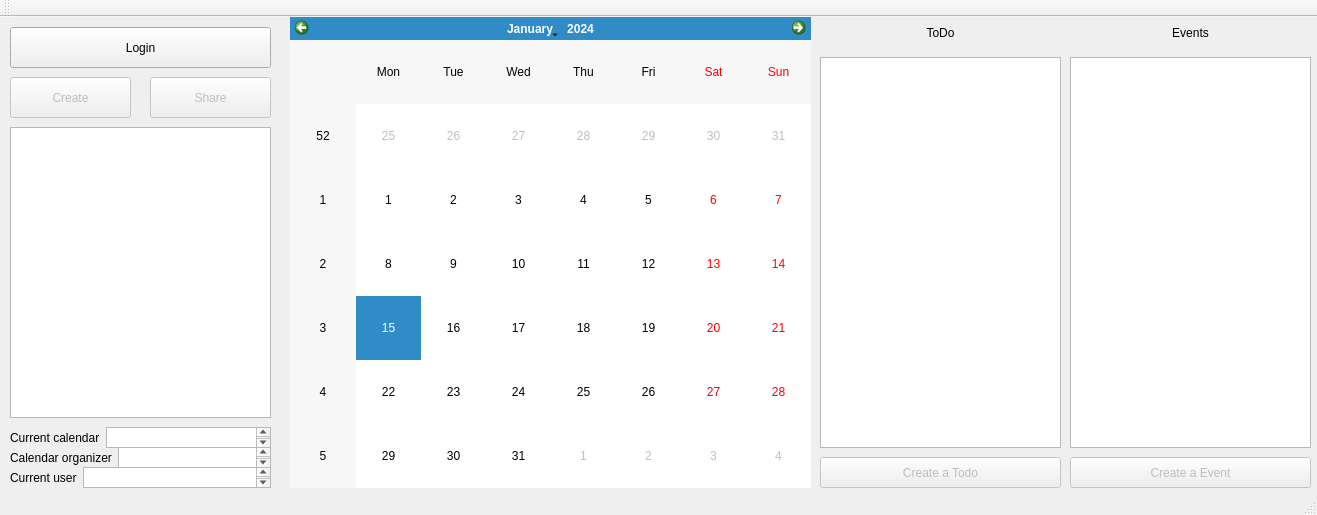
Old version of the form qtcreatorTest/Headers/mainwindow.ui in the repository piccirilloth/Calendar-and-To-Do-list-CalDav.
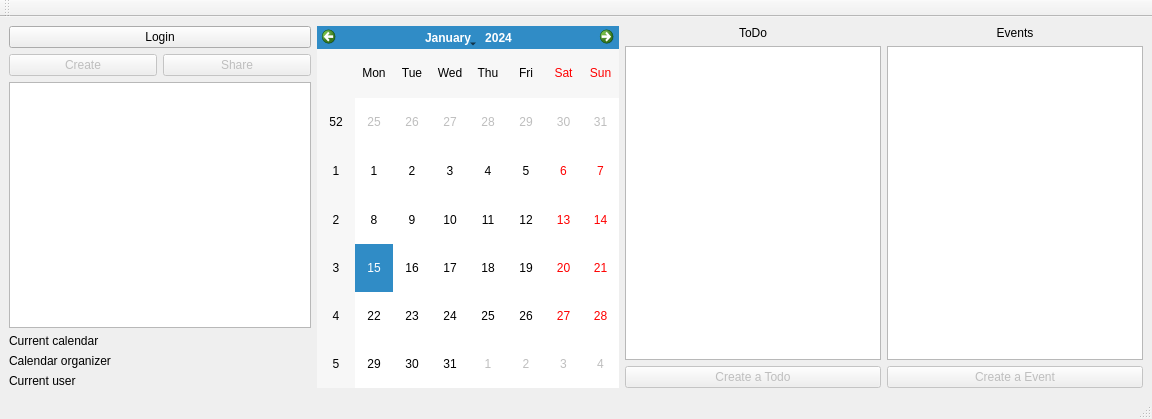
New version of the form.

Patch:
```diff
--- a/qtcreatorTest/Headers/mainwindow.ui
+++ b/qtcreatorTest/Headers/mainwindow.ui
@@ -6,53 +6,25 @@
    <rect>
     <x>0</x>
     <y>0</y>
-    <width>1317</width>
-    <height>515</height>
+    <width>1152</width>
+    <height>419</height>
    </rect>
   </property>
   <property name="windowTitle">
    <string>Calendar</string>
   </property>
   <widget class="QWidget" name="centralwidget">
-   <widget class="QCalendarWidget" name="calendarWidget">
-    <property name="geometry">
-     <rect>
-      <x>290</x>
-      <y>0</y>
-      <width>521</width>
-      <height>471</height>
-     </rect>
-    </property>
-   </widget>
-   <widget class="QListWidget" name="listWidget">
-    <property name="geometry">
-     <rect>
-      <x>820</x>
-      <y>40</y>
-      <width>241</width>
-      <height>391</height>
-     </rect>
-    </property>
-   </widget>
-   <widget class="QListWidget" name="listWidget_2">
-    <property name="geometry">
-     <rect>
-      <x>10</x>
-      <y>110</y>
-      <width>261</width>
-      <height>291</height>
-     </rect>
-    </property>
-   </widget>
+   <layout class="QHBoxLayout" name="horizontalLayout_7">
+    <item>
+     <layout class="QHBoxLayout" name="horizontalLayout_6">
+      <item>
+       <layout class="QVBoxLayout" name="verticalLayout_6">
+        <item>
+         <layout class="QVBoxLayout" name="verticalLayout_3">
+          <item>
+           <layout class="QVBoxLayout" name="verticalLayout_2">
+            <item>
    <widget class="QPushButton" name="loginButton">
-    <property name="geometry">
-     <rect>
-      <x>10</x>
-      <y>10</y>
-      <width>261</width>
-      <height>41</height>
-     </rect>
-    </property>
     <property name="styleSheet">
      <string notr="true">font: 87 14pt &quot;SF Pro&quot;;</string>
     </property>
@@ -60,18 +32,14 @@
      <string>Login</string>
     </property>
    </widget>
+            </item>
+            <item>
+             <layout class="QHBoxLayout" name="horizontalLayout_4">
+              <item>
    <widget class="QPushButton" name="createCalendarButton">
     <property name="enabled">
      <bool>false</bool>
     </property>
-    <property name="geometry">
-     <rect>
-      <x>10</x>
-      <y>60</y>
-      <width>121</width>
-      <height>41</height>
-     </rect>
-    </property>
     <property name="styleSheet">
      <string notr="true">font: 14pt &quot;Sans Serif&quot;;</string>
     </property>
@@ -82,25 +50,101 @@
      <bool>false</bool>
     </property>
    </widget>
-   <widget class="QListWidget" name="listWidget_Events">
-    <property name="geometry">
-     <rect>
-      <x>1070</x>
-      <y>40</y>
-      <width>241</width>
-      <height>391</height>
-     </rect>
-    </property>
-   </widget>
+              </item>
+              <item>
+               <widget class="QPushButton" name="shareCalendarButton">
+                <property name="enabled">
+                 <bool>false</bool>
+                </property>
+                <property name="styleSheet">
+                 <string notr="true">font: 14pt &quot;Sans Serif&quot;;</string>
+                </property>
+                <property name="text">
+                 <string>Share</string>
+                </property>
+                <property name="flat">
+                 <bool>false</bool>
+                </property>
+               </widget>
+              </item>
+             </layout>
+            </item>
+           </layout>
+          </item>
+          <item>
+           <widget class="QListWidget" name="listWidget_2"/>
+          </item>
+         </layout>
+        </item>
+        <item>
+         <layout class="QVBoxLayout" name="verticalLayout">
+          <item>
+           <layout class="QHBoxLayout" name="horizontalLayout">
+            <item>
+             <widget class="QLabel" name="label_3">
+              <property name="text">
+               <string>Current calendar</string>
+              </property>
+             </widget>
+            </item>
+            <item>
+             <widget class="QLabel" name="label_calendar">
+              <property name="text">
+               <string/>
+              </property>
+             </widget>
+            </item>
+           </layout>
+          </item>
+          <item>
+           <layout class="QHBoxLayout" name="horizontalLayout_3">
+            <item>
+             <widget class="QLabel" name="label_5">
+              <property name="text">
+               <string>Calendar organizer</string>
+              </property>
+             </widget>
+            </item>
+            <item>
+             <widget class="QLabel" name="label_organizer">
+              <property name="text">
+               <string/>
+              </property>
+             </widget>
+            </item>
+           </layout>
+          </item>
+          <item>
+           <layout class="QHBoxLayout" name="horizontalLayout_2">
+            <item>
+             <widget class="QLabel" name="label_4">
+              <property name="text">
+               <string>Current user</string>
+              </property>
+             </widget>
+            </item>
+            <item>
+             <widget class="QLabel" name="label_user">
+              <property name="text">
+               <string/>
+              </property>
+             </widget>
+            </item>
+           </layout>
+          </item>
+         </layout>
+        </item>
+       </layout>
+      </item>
+      <item>
+       <widget class="QCalendarWidget" name="calendarWidget"/>
+      </item>
+      <item>
+       <layout class="QHBoxLayout" name="horizontalLayout_5">
+        <item>
+         <layout class="QVBoxLayout" name="verticalLayout_4">
+          <item>
    <widget class="QLabel" name="label">
-    <property name="geometry">
-     <rect>
-      <x>820</x>
-      <y>0</y>
-      <width>241</width>
-      <height>31</height>
-     </rect>
-    </property>
     <property name="layoutDirection">
      <enum>Qt::LeftToRight</enum>
     </property>
@@ -118,146 +162,58 @@
      <set>Qt::AlignCenter</set>
     </property>
    </widget>
-   <widget class="QLabel" name="label_2">
-    <property name="geometry">
-     <rect>
-      <x>1070</x>
-      <y>0</y>
-      <width>241</width>
-      <height>31</height>
-     </rect>
-    </property>
-    <property name="styleSheet">
-     <string notr="true">font: 12pt &quot;Lohit Telugu&quot;;
-font: 14pt &quot;Sans Serif&quot;;</string>
-    </property>
-    <property name="text">
-     <string>Events</string>
-    </property>
-    <property name="alignment">
-     <set>Qt::AlignCenter</set>
-    </property>
-   </widget>
-   <widget class="QWidget" name="layoutWidget">
-    <property name="geometry">
-     <rect>
-      <x>10</x>
-      <y>410</y>
-      <width>261</width>
-      <height>21</height>
-     </rect>
-    </property>
-    <layout class="QHBoxLayout" name="horizontalLayout">
-     <item>
-      <widget class="QLabel" name="label_3">
-       <property name="text">
-        <string>Current calendar</string>
-       </property>
-      </widget>
      </item>
      <item>
-      <widget class="QTextBrowser" name="textBrowser_calName"/>
-     </item>
-    </layout>
-   </widget>
+           <widget class="QListWidget" name="listWidget"/>
+          </item>
+          <item>
    <widget class="QPushButton" name="pushButton_createTodo">
     <property name="enabled">
      <bool>false</bool>
     </property>
-    <property name="geometry">
-     <rect>
-      <x>820</x>
-      <y>440</y>
-      <width>241</width>
-      <height>31</height>
-     </rect>
-    </property>
     <property name="text">
      <string>Create a Todo</string>
     </property>
    </widget>
+          </item>
+         </layout>
+        </item>
+        <item>
+         <layout class="QVBoxLayout" name="verticalLayout_5">
+          <item>
+           <widget class="QLabel" name="label_2">
+            <property name="styleSheet">
+             <string notr="true">font: 12pt &quot;Lohit Telugu&quot;;
+font: 14pt &quot;Sans Serif&quot;;</string>
+            </property>
+            <property name="text">
+             <string>Events</string>
+            </property>
+            <property name="alignment">
+             <set>Qt::AlignCenter</set>
+            </property>
+           </widget>
+          </item>
+          <item>
+           <widget class="QListWidget" name="listWidget_Events"/>
+          </item>
+          <item>
    <widget class="QPushButton" name="pushButton_createEvent">
     <property name="enabled">
      <bool>false</bool>
     </property>
-    <property name="geometry">
-     <rect>
-      <x>1070</x>
-      <y>440</y>
-      <width>241</width>
-      <height>31</height>
-     </rect>
-    </property>
     <property name="text">
      <string>Create a Event</string>
     </property>
    </widget>
-   <widget class="QPushButton" name="shareCalendarButton">
-    <property name="enabled">
-     <bool>false</bool>
-    </property>
-    <property name="geometry">
-     <rect>
-      <x>150</x>
-      <y>60</y>
-      <width>121</width>
-      <height>41</height>
-     </rect>
-    </property>
-    <property name="styleSheet">
-     <string notr="true">font: 14pt &quot;Sans Serif&quot;;</string>
-    </property>
-    <property name="text">
-     <string>Share</string>
-    </property>
-    <property name="flat">
-     <bool>false</bool>
-    </property>
-   </widget>
-   <widget class="QWidget" name="layoutWidget_2">
-    <property name="geometry">
-     <rect>
-      <x>10</x>
-      <y>450</y>
-      <width>261</width>
-      <height>21</height>
-     </rect>
-    </property>
-    <layout class="QHBoxLayout" name="horizontalLayout_2">
-     <item>
-      <widget class="QLabel" name="label_4">
-       <property name="text">
-        <string>Current user</string>
-       </property>
-      </widget>
-     </item>
-     <item>
-      <widget class="QTextBrowser" name="textBrowser_currentUser"/>
-     </item>
-    </layout>
-   </widget>
-   <widget class="QWidget" name="layoutWidget_3">
-    <property name="geometry">
-     <rect>
-      <x>10</x>
-      <y>430</y>
-      <width>261</width>
-      <height>21</height>
-     </rect>
-    </property>
-    <layout class="QHBoxLayout" name="horizontalLayout_3">
-     <item>
-      <widget class="QLabel" name="label_5">
-       <property name="text">
-        <string>Calendar organizer</string>
-       </property>
-      </widget>
-     </item>
-     <item>
-      <widget class="QTextBrowser" name="textBrowser_organizer"/>
-     </item>
-    </layout>
-   </widget>
+          </item>
+         </layout>
+        </item>
+       </layout>
+      </item>
+     </layout>
+    </item>
+   </layout>
   </widget>
   <widget class="QStatusBar" name="statusbar"/>
   <widget class="QToolBar" name="toolBar">
```
Lines whose indentation alone changed are shown as unchanged.
